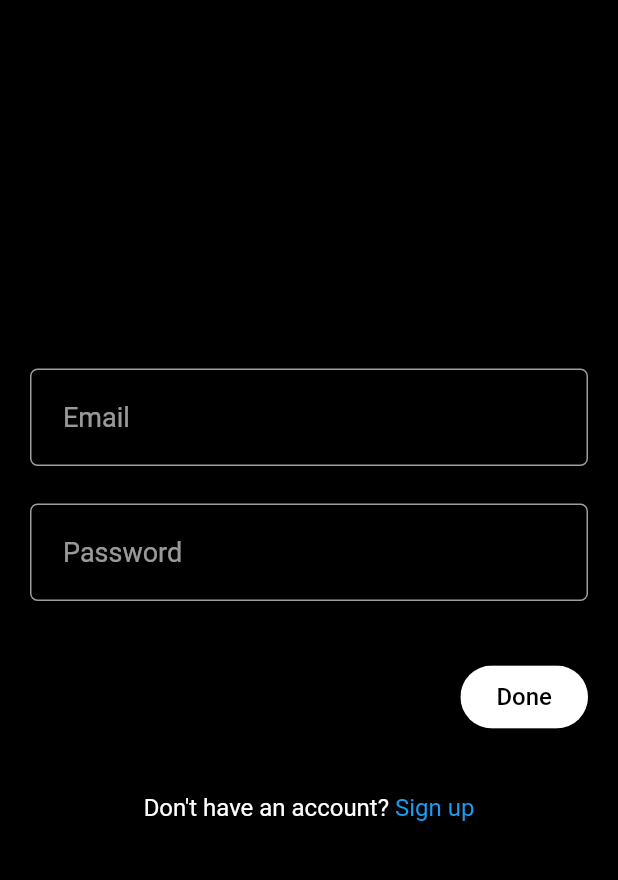
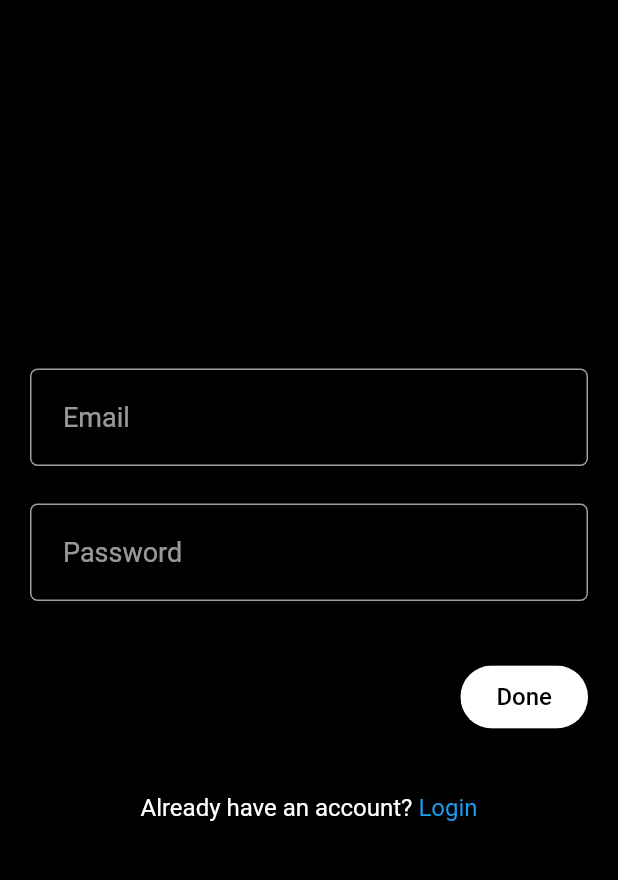
Before and after one commit to zhanzixian/twitter_clone, a Flutter app: the screen it shows after launch, on a phone screen of 412 x 824 dp, the part 65-945 px from its top. Run offline on Flutter 3.47's test engine with Material 2 defaults, Android fonts, the phone set to English and light mode, and no system bars; our stand-ins replace appwrite, flutter_riverpod, flutter_svg, fpdart.

Commit message:
feat: 增加登录注册页面及api

```diff
--- /dev/null
+++ b/lib/common/common.dart
@@ -0,0 +1 @@
+export './rounded_small_button.dart';
--- a/lib/constants/constants.dart
+++ b/lib/constants/constants.dart
@@ -1,2 +1,3 @@
 export './appwrite_constants.dart';
 export './assets_constants.dart';
+export './ui_constants.dart';
--- /dev/null
+++ b/lib/core/core.dart
@@ -0,0 +1,2 @@
+export './failure.dart';
+export './type_defs.dart';
--- /dev/null
+++ b/lib/core/failure.dart
@@ -0,0 +1,5 @@
+class Failure {
+  final String message;
+  final StackTrace stackTrace;
+  Failure(this.message, this.stackTrace);
+}
--- /dev/null
+++ b/lib/core/type_defs.dart
@@ -0,0 +1,5 @@
+import 'package:fpdart/fpdart.dart';
+import 'package:twitter_clone/core/failure.dart';
+
+typedef FutureEither<T> = Future<Either<Failure, T>>;
+typedef FutureEitherVoid = FutureEither<void>;
--- a/lib/features/auth/view/login_view.dart
+++ b/lib/features/auth/view/login_view.dart
@@ -1,11 +1,13 @@
 import 'package:flutter/gestures.dart';
 import 'package:flutter/material.dart';
 import 'package:twitter_clone/common/rounded_small_button.dart';
-import 'package:twitter_clone/constants/ui_constants.dart';
+import 'package:twitter_clone/constants/constants.dart';
+import 'package:twitter_clone/features/auth/view/signup_view.dart';
 import 'package:twitter_clone/features/auth/widgets/auth_field.dart';
 import 'package:twitter_clone/theme/theme.dart';
 
 class LoginView extends StatefulWidget {
+  static route() => MaterialPageRoute(builder: (context) => const LoginView());
   const LoginView({super.key});
 
   @override
@@ -61,7 +63,9 @@ class _LoginViewState extends State<LoginView> {
                           text: ' Sign up',
                           style: const TextStyle(
                               color: Pallete.blueColor, fontSize: 16),
-                          recognizer: TapGestureRecognizer()..onTap = () {}),
+                          recognizer: TapGestureRecognizer()..onTap = () {
+                             Navigator.push(context, SignUpView.route());
+                          }),
                     ]))
               ],
             ),
--- a/lib/features/auth/view/signup_view.dart
+++ b/lib/features/auth/view/signup_view.dart
@@ -1,6 +1,13 @@
+import 'package:flutter/gestures.dart';
 import 'package:flutter/material.dart';
+import 'package:twitter_clone/common/common.dart';
+import 'package:twitter_clone/constants/constants.dart';
+import 'package:twitter_clone/features/auth/view/login_view.dart';
+import 'package:twitter_clone/features/auth/widgets/auth_field.dart';
+import 'package:twitter_clone/theme/theme.dart';
 
 class SignUpView extends StatefulWidget {
+  static route() => MaterialPageRoute(builder: (context) => const SignUpView());
   const SignUpView({super.key});
 
   @override
@@ -8,8 +15,64 @@ class SignUpView extends StatefulWidget {
 }
 
 class _SignUpViewState extends State<SignUpView> {
+  final appbar = UIConstants.appBar();
+  final emailController = TextEditingController();
+  final passwordController = TextEditingController();
+
+  @override
+  void dispose() {
+    super.dispose();
+    emailController.dispose();
+    passwordController.dispose();
+  }
+
   @override
   Widget build(BuildContext context) {
-    return Container();
+    return Scaffold(
+      appBar: appbar,
+      body: Center(
+        child: SingleChildScrollView(
+          child: Padding(
+            padding: const EdgeInsets.symmetric(horizontal: 20),
+            child: Column(
+              children: [
+                AuthField(
+                  controller: emailController,
+                  hintText: 'Email',
+                ),
+                const SizedBox(height: 25),
+                AuthField(
+                  controller: passwordController,
+                  hintText: 'Password',
+                ),
+                const SizedBox(height: 40),
+                Align(
+                  alignment: Alignment.topRight,
+                  child: RoundedSmallButton(
+                    onTap: () {},
+                    label: 'Done',
+                  ),
+                ),
+                const SizedBox(height: 40),
+                RichText(
+                    text: TextSpan(
+                        text: "Already have an account?",
+                        style: const TextStyle(fontSize: 16),
+                        children: [
+                      TextSpan(
+                          text: ' Login',
+                          style: const TextStyle(
+                              color: Pallete.blueColor, fontSize: 16),
+                          recognizer: TapGestureRecognizer()
+                            ..onTap = () {
+                              Navigator.push(context, LoginView.route());
+                            }),
+                    ]))
+              ],
+            ),
+          ),
+        ),
+      ),
+    );
   }
 }
--- a/lib/main.dart
+++ b/lib/main.dart
@@ -1,5 +1,6 @@
 import 'package:flutter/material.dart';
-import 'package:twitter_clone/features/auth/view/login_view.dart';
+// import 'package:twitter_clone/features/auth/view/login_view.dart';
+import 'package:twitter_clone/features/auth/view/signup_view.dart';
 import 'package:twitter_clone/theme/theme.dart';
 
 void main() {
@@ -15,7 +16,7 @@ class MyApp extends StatelessWidget {
     return MaterialApp(
       title: 'Flutter Demo ',
       theme: AppTheme.theme,
-      home: const LoginView(),
+      home: const SignUpView(),
     );
   }
 }
--- a/pubspec.yaml
+++ b/pubspec.yaml
@@ -37,6 +37,8 @@ dependencies:
   cupertino_icons: ^1.0.2
   appwrite: ^9.0.0
   flutter_svg: ^2.0.6
+  flutter_riverpod: ^2.3.6
+  fpdart: ^0.6.0
 
 dev_dependencies:
   flutter_test:
```
Also changed, not shown: lib/apis/auth_api.dart (added, +37 -0 lines), lib/core/providers.dart (added, +17 -0 lines), pubspec.lock.
